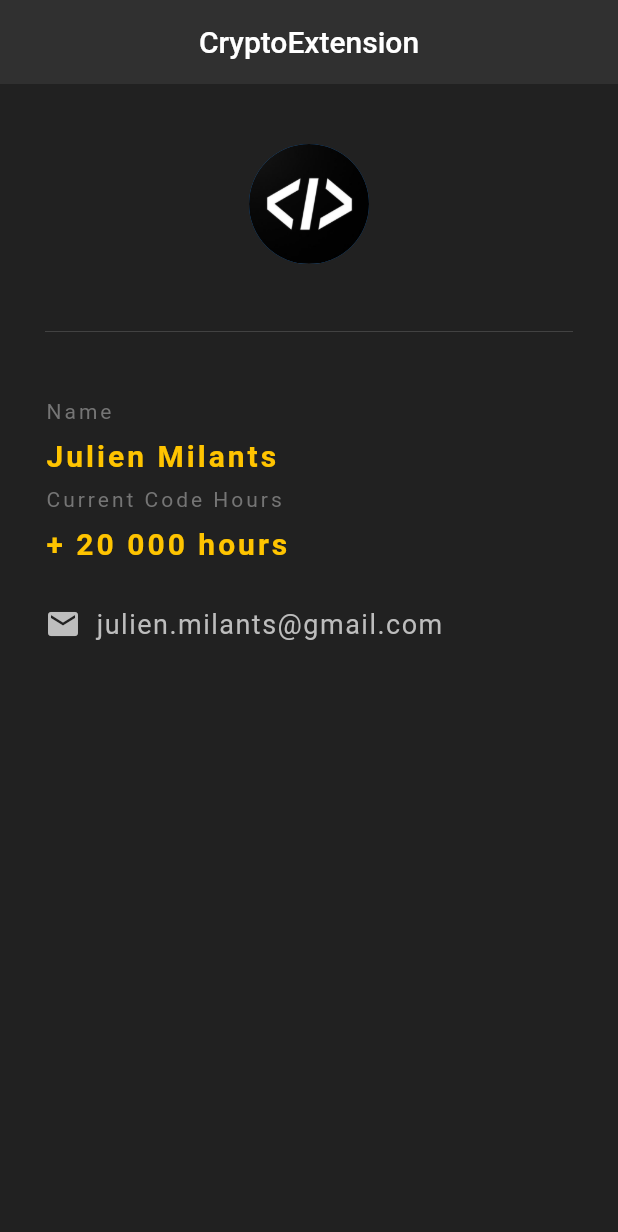
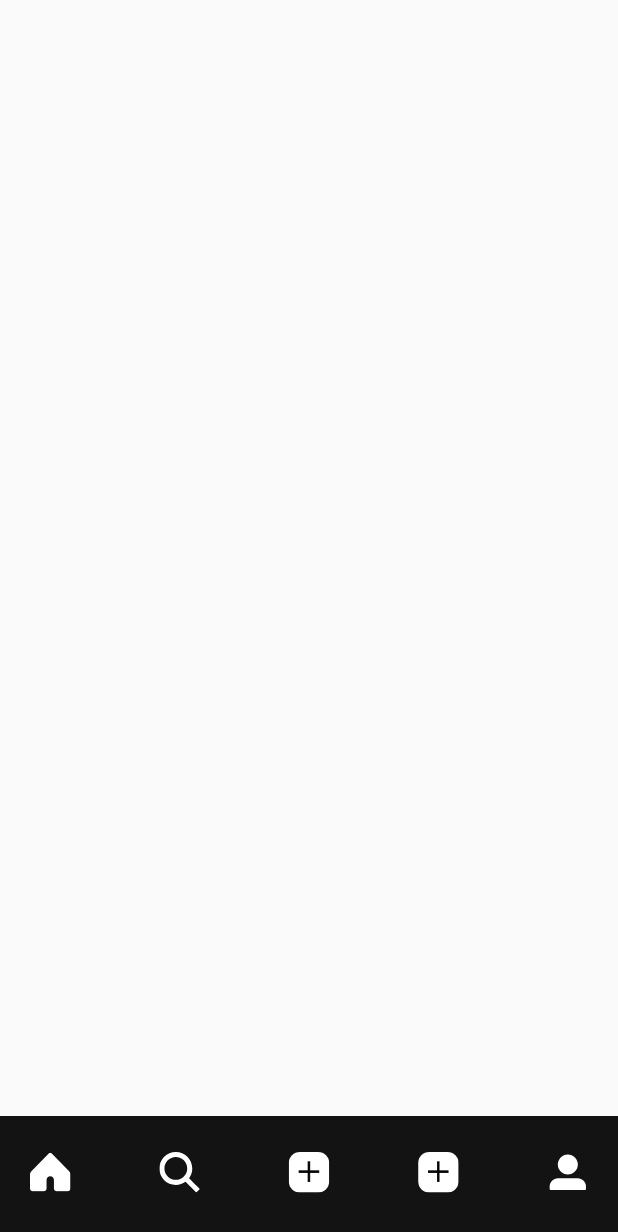
Before and after one commit to NapoTwiixe306/CryptoApp, a Flutter app: the screen it shows after launch, on a phone screen of 412 x 824 dp. Shown: the top 1232 px of the screen. Run offline on Flutter 3.47's test engine with Material 2 defaults, Android fonts, the phone set to English and light mode, and no system bars; our stand-ins replace flutter_svg.

Commit message:
ajout svg et bottomBar

```diff
--- a/cryptoapp/lib/main.dart
+++ b/cryptoapp/lib/main.dart
@@ -1,97 +1,9 @@
+import 'package:cryptoapp/pages/root_app.dart';
 import 'package:flutter/material.dart';
 
-void main() => runApp(const MaterialApp(
-      home: CryptoExt(),
-    ));
-
-class CryptoExt extends StatelessWidget {
-  const CryptoExt({super.key});
-
-  @override
-  Widget build(BuildContext context) {
-    return Scaffold(
-      backgroundColor: Colors.grey[900],
-      appBar: AppBar(
-        title: const Text("CryptoExtension"),
-        centerTitle: true,
-        backgroundColor: Colors.grey[850],
-        elevation: 0.0,
-      ),
-      body: Padding(
-        padding: const EdgeInsets.fromLTRB(30.0, 40.0, 30.0, 0.0),
-        child: Column(
-          crossAxisAlignment: CrossAxisAlignment.start,
-          children: <Widget>[
-            const Center(
-              child: CircleAvatar(
-                backgroundImage: AssetImage('assets/logo.jpeg'),
-                radius: 40.0,
-              ),
-            ),
-            Divider(
-              height: 90.0,
-              color: Colors.grey[800],
-            ),
-            Text(
-              'Name',
-              style: TextStyle(
-                color: Colors.grey[600],
-                letterSpacing: 2.0,
-              ),
-            ),
-            const SizedBox(
-              height: 10.0,
-            ),
-            Text(
-              'Julien Milants',
-              style: TextStyle(
-                color: Colors.amberAccent[400],
-                letterSpacing: 2.0,
-                fontSize: 20.0,
-                fontWeight: FontWeight.bold,
-              ),
-            ),
-            const SizedBox(height: 10.0),
-            Text(
-              'Current Code Hours',
-              style: TextStyle(
-                color: Colors.grey[600],
-                letterSpacing: 2.0,
-              ),
-            ),
-            const SizedBox(
-              height: 10.0,
-            ),
-            Text(
-              '+ 20 000 hours',
-              style: TextStyle(
-                color: Colors.amberAccent[400],
-                letterSpacing: 2.0,
-                fontSize: 20.0,
-                fontWeight: FontWeight.bold,
-              ),
-            ),
-            const SizedBox(height: 30.0),
-            Row(
-              children: <Widget>[
-                Icon(
-                  Icons.email,
-                  color: Colors.grey[400],
-                ),
-                SizedBox(width: 10.0),
-                Text(
-                  'julien.milants@gmail.com',
-                  style: TextStyle(
-                    color: Colors.grey[400],
-                    fontSize: 18.0,
-                    letterSpacing: 1.0,
-                  ),
-                ),
-              ],
-            ),
-          ],
-        ),
-      ),
-    );
-  }
+void main() {
+  runApp(const MaterialApp(
+    debugShowCheckedModeBanner: false,
+    home: RootApp(),
+  ));
 }
--- /dev/null
+++ b/cryptoapp/lib/pages/root_app.dart
@@ -0,0 +1,50 @@
+import 'package:cryptoapp/theme/colors.dart';
+import 'package:flutter_svg/flutter_svg.dart';
+import 'package:flutter/material.dart';
+
+class RootApp extends StatefulWidget {
+  const RootApp({super.key});
+
+  @override
+  State<RootApp> createState() => _RootAppState();
+}
+
+class _RootAppState extends State<RootApp> {
+  @override
+  Widget build(BuildContext context) {
+    return Scaffold(
+      //backgroundColor: Colors.black,
+      bottomNavigationBar: getFooter(),
+    );
+  }
+
+  Widget getFooter() {
+    List bottomItems = [
+      "assets/images/home_active_icon.svg",
+      "assets/images/search_active_icon.svg",
+      "assets/images/upload_active_icon.svg",
+      "assets/images/upload_active_icon.svg",
+      "assets/images/account_active_icon.svg",
+    ];
+    return Container(
+      width: double.infinity,
+      height: 80,
+      decoration: const BoxDecoration(
+        color: appFooterColor,
+      ),
+      child: Padding(
+        padding:
+            const EdgeInsets.only(left: 20, right: 20, bottom: 20, top: 15),
+        child: Row(
+          mainAxisAlignment: MainAxisAlignment.spaceBetween,
+          children: List.generate(bottomItems.length, (index) {
+            return SvgPicture.asset(
+              bottomItems[index],
+              width: 27,
+            );
+          }),
+        ),
+      ),
+    );
+  }
+}
--- /dev/null
+++ b/cryptoapp/lib/theme/colors.dart
@@ -0,0 +1,10 @@
+import 'package:flutter/material.dart';
+
+const appBarColor = Color(0xFF131313);
+const appFooterColor = Color(0xFF131313);
+const primary = Color(0xFF000000);
+const white = Color(0xFFFFFFFF);
+const black = Color(0xFF000000);
+const textFieldBackground = Color(0xFF262626);
+const buttonFollowColor = Color(0xFF0494F5);
+const storyBorderColor = [Color(0xFF9B2282), Color(0xFFEEA863)];
```
Also changed, not shown: cryptoapp/pubspec.yaml (+9 -1 lines), cryptoapp/assets/images/account_active_icon.svg (added), cryptoapp/assets/images/account_icon.svg (added), cryptoapp/assets/images/camera_icon.svg (added), cryptoapp/assets/images/comment_icon.svg (added), cryptoapp/assets/images/home_active_icon.svg (added), cryptoapp/assets/images/home_icon.svg (added), cryptoapp/assets/images/love_active_icon.svg (added), cryptoapp/assets/images/love_icon.svg (added), cryptoapp/assets/images/loved_icon.svg (added), cryptoapp/assets/images/message_icon.svg (added), cryptoapp/assets/images/save_icon.svg (added), cryptoapp/assets/images/search_active_icon.svg (added), cryptoapp/assets/images/search_icon.svg (added), 3 more files.
